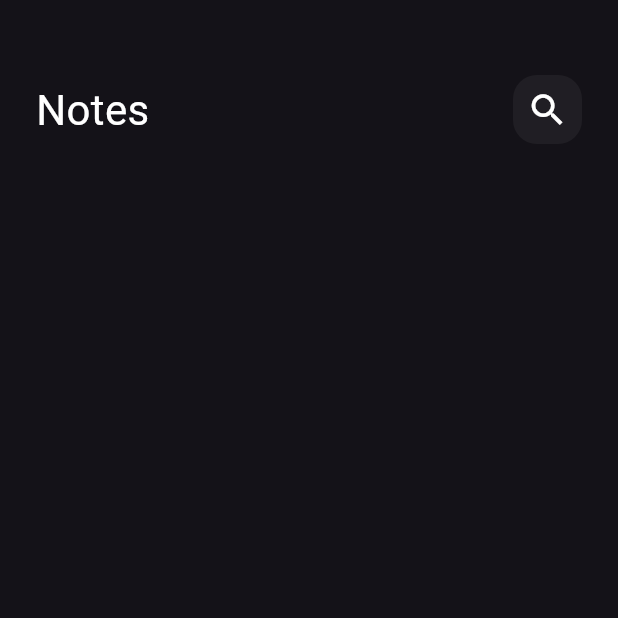
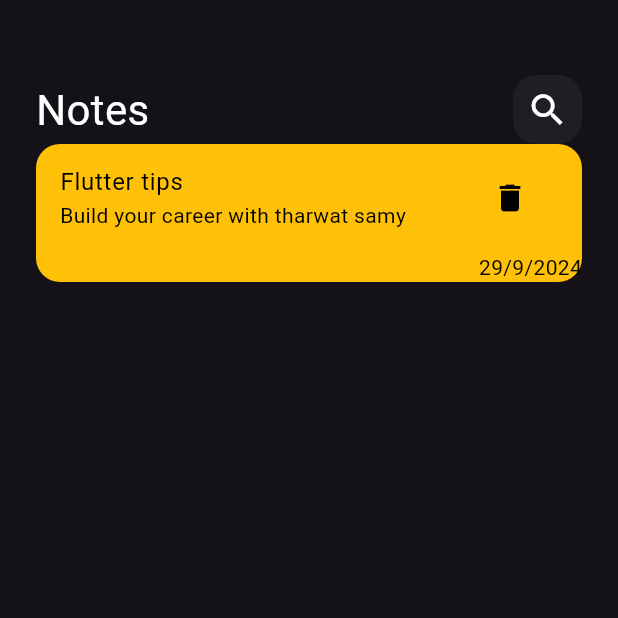
Before and after one commit to Rajaatawe/notes_app, a Flutter app: the screen it shows after launch, on a phone screen of 412 x 824 dp, the top half of it. Run offline on Flutter 3.47's test engine with Material 3 defaults, Android fonts, the phone set to English and light mode, and no system bars.

Commit message:
create fa-regular-400

```diff
--- a/lib/main.dart
+++ b/lib/main.dart
@@ -11,11 +11,14 @@ class Notes extends StatelessWidget {
   @override
   Widget build(BuildContext context) {
     return MaterialApp(
-theme: ThemeData(brightness: Brightness.dark),
+
+      theme: ThemeData(brightness: Brightness.dark,
+      // fontFamily: ,
+
+      ),
+
       debugShowCheckedModeBanner: false,
-
-
-    home:const NotesView(),
+      home: const NotesView(),
     );
   }
 }
--- a/lib/views/widgets/Note_Item.dart
+++ b/lib/views/widgets/Note_Item.dart
@@ -5,6 +5,21 @@ class NoteItem extends StatelessWidget {
 
   @override
   Widget build(BuildContext context) {
-    return const Placeholder();
+    return  Container(
+    decoration: BoxDecoration(
+      color: Colors.amber,
+      borderRadius: BorderRadius.circular(16 ),
+    ),
+    child: Column(
+      crossAxisAlignment: CrossAxisAlignment.end,
+      children: [
+      ListTile(
+        title: Text('Flutter tips',style: TextStyle(color: Colors.black),),
+        subtitle: Text('Build your career with tharwat samy',style:TextStyle(color: Colors.black)),
+        trailing: IconButton(onPressed: (){}, icon: Icon(Icons.delete,color: Colors.black,)),
+      ),
+      Text('29/9/2024',style: TextStyle(color: Colors.black),),
+    ],),
+    );
   }
 }
--- a/lib/views/widgets/NotesViewBody.dart
+++ b/lib/views/widgets/NotesViewBody.dart
@@ -1,5 +1,6 @@
 import 'package:flutter/material.dart';
 import 'package:note_app/views/widgets/CustomAppBar.dart';
+import 'package:note_app/views/widgets/Note_Item.dart';
 
 class NotesViewBody extends StatelessWidget {
   const NotesViewBody({super.key});
@@ -12,6 +13,7 @@ class NotesViewBody extends StatelessWidget {
         children:[
           SizedBox(height: 50 ,),
            Customappbar(),
+           NoteItem(),
           //  ListView.builder(
           //   itemBuilder:(context),
 
```
Also changed, not shown: pubspec.yaml (+3 -6 lines), lib/assets/fonts/fa-regular-400.ttf (added).
